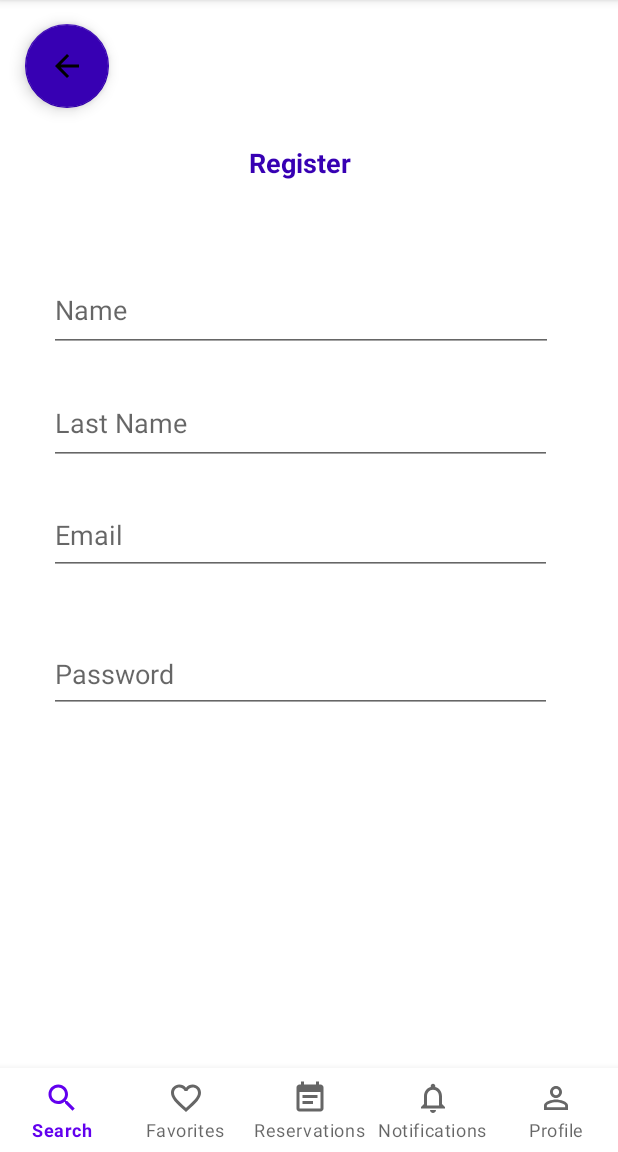
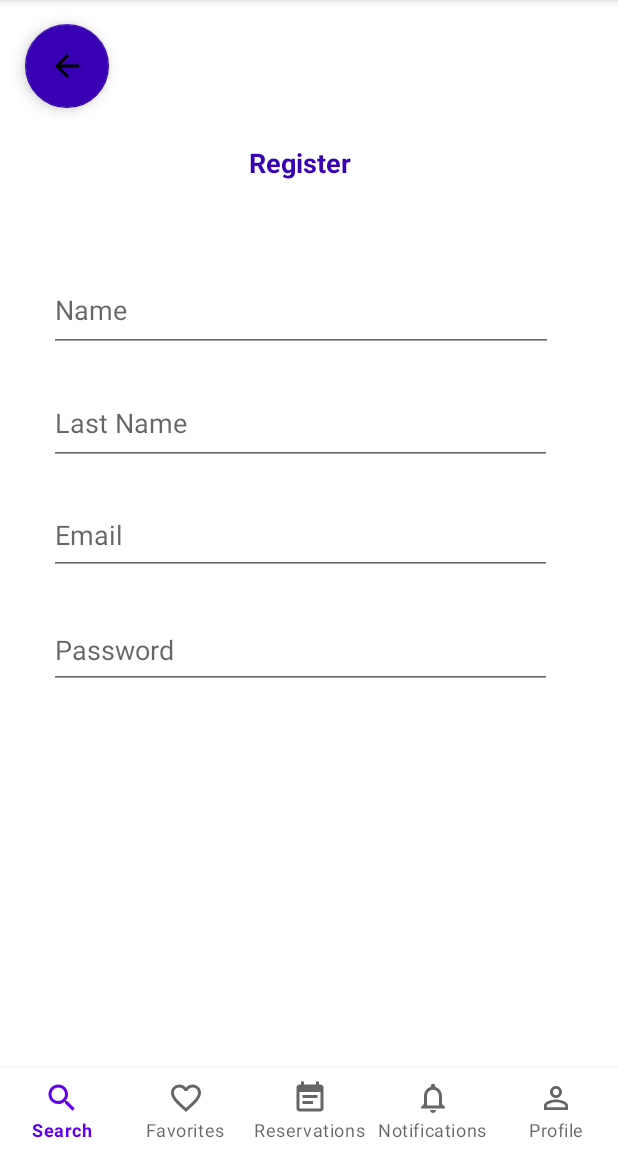
Before and after one commit to Alvarodb/tour-mobile-app, an Android app: the RegisterFragment screen opened through its navigation route, on a phone screen of 412 x 824 dp, the part 84-1236 px from its top. Run offline under Robolectric (Android 15) with nearby library versions, the phone set to English and light mode, and no system bars; our stand-ins replace navigation-ui.

Commit message:
feat(register-login): add register-login ui

```diff
--- a/app/src/main/res/layout/fragment_register.xml
+++ b/app/src/main/res/layout/fragment_register.xml
@@ -58,7 +58,7 @@
         android:layout_width="335dp"
         android:layout_height="52dp"
         android:layout_marginStart="32dp"
-        android:layout_marginTop="40dp"
+        android:layout_marginTop="24dp"
         android:layout_marginEnd="44dp"
         android:ems="10"
         android:hint="@string/password"
```
Also changed, not shown: app/src/main/res/drawable/image.jpg (added), app/src/main/res/drawable/image1.jpg (added), app/src/main/res/drawable/image2.jpg (added).
